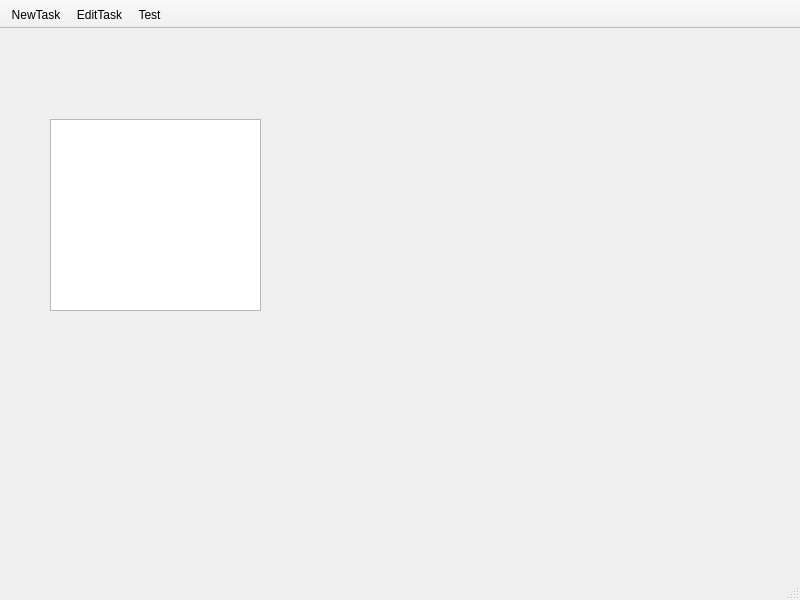
This is transfer_dog/ui/main_window.ui in funway/TransferDog as Qt 5 draws it before an edit. The edited form follows.
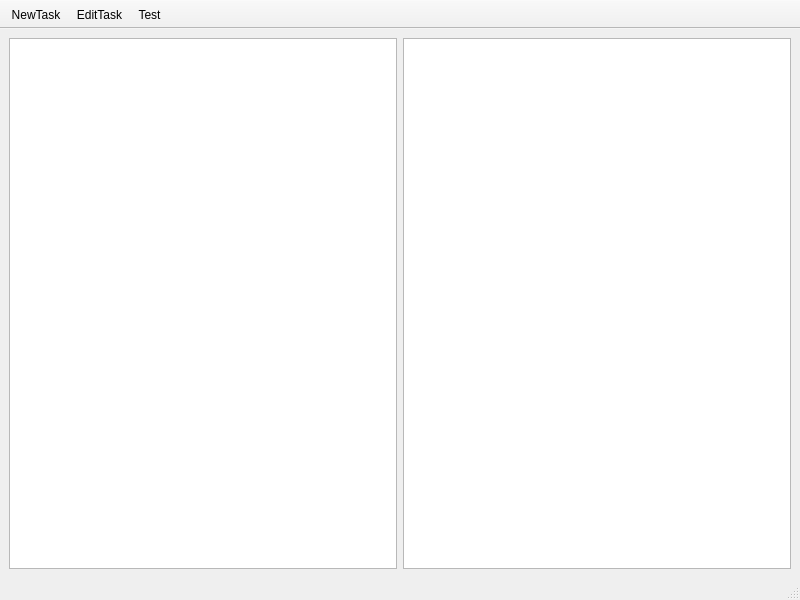
This is the edited form. Icons and pictures are not drawn.

```diff
--- a/transfer_dog/ui/main_window.ui
+++ b/transfer_dog/ui/main_window.ui
@@ -17,16 +17,14 @@
    <string notr="true"/>
   </property>
   <widget class="QWidget" name="centralwidget">
-   <widget class="QTreeView" name="treeView">
-    <property name="geometry">
-     <rect>
-      <x>50</x>
-      <y>90</y>
-      <width>211</width>
-      <height>192</height>
-     </rect>
-    </property>
-   </widget>
+   <layout class="QHBoxLayout" name="horizontalLayout">
+    <item>
+     <widget class="QTreeView" name="treeView"/>
+    </item>
+    <item>
+     <widget class="QTableView" name="tableView"/>
+    </item>
+   </layout>
   </widget>
   <widget class="QToolBar" name="toolBar">
    <property name="windowTitle">
```
